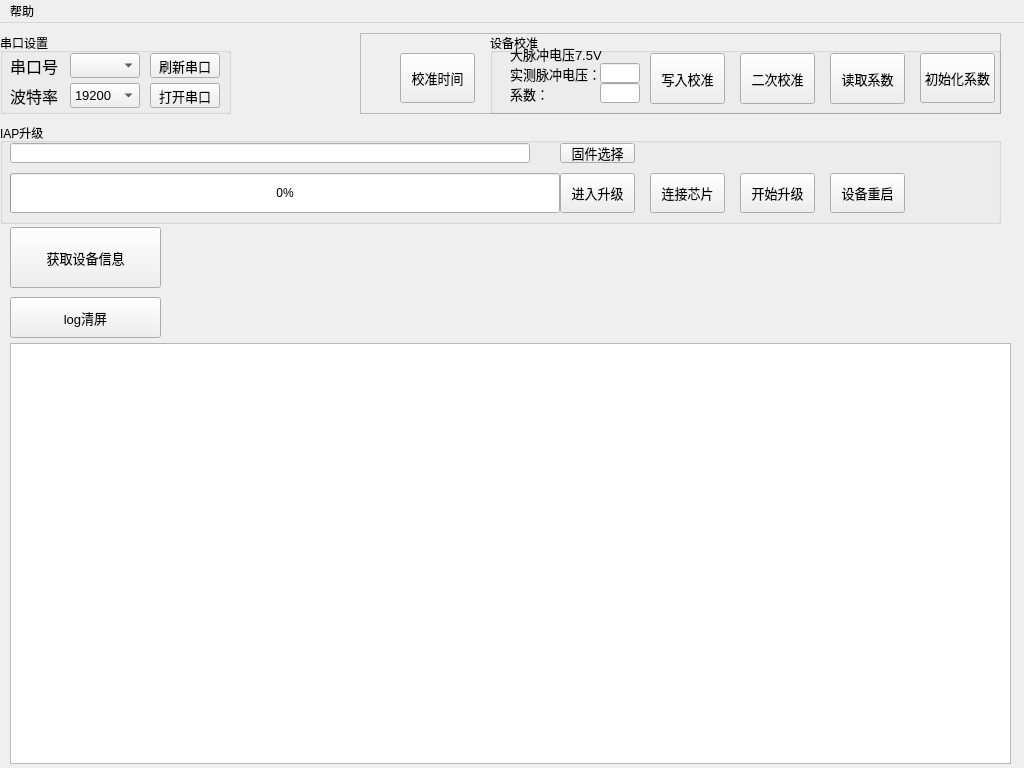
Before: the Qt Designer form mcu_iap/mainwindow.ui in freeman-m/mcu_iap_tool, drawn with Qt 5.
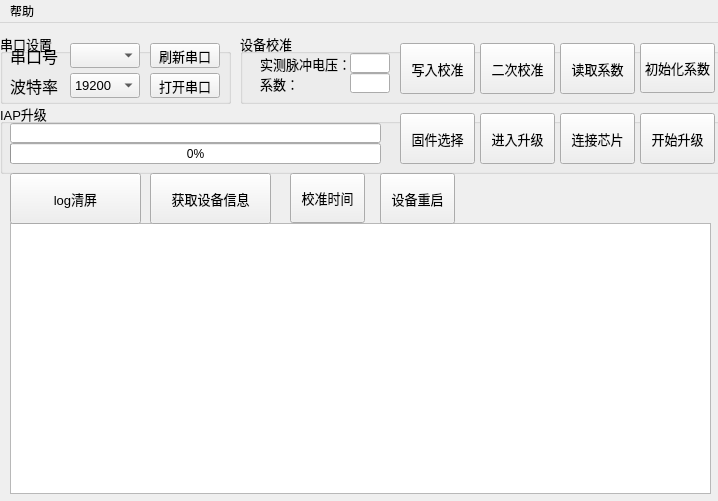
After: the same form once the commit is applied.

Commit message: 更新布局，增加写入校准时自动清除日志

What changed in the file:
```diff
--- a/mcu_iap/mainwindow.ui
+++ b/mcu_iap/mainwindow.ui
@@ -6,8 +6,8 @@
    <rect>
     <x>0</x>
     <y>0</y>
-    <width>1024</width>
-    <height>768</height>
+    <width>718</width>
+    <height>501</height>
    </rect>
   </property>
   <property name="windowTitle">
@@ -18,7 +18,7 @@
     <property name="geometry">
      <rect>
       <x>10</x>
-      <y>30</y>
+      <y>20</y>
       <width>54</width>
       <height>25</height>
      </rect>
@@ -36,7 +36,7 @@
     <property name="geometry">
      <rect>
       <x>10</x>
-      <y>60</y>
+      <y>50</y>
       <width>54</width>
       <height>25</height>
      </rect>
@@ -54,7 +54,7 @@
     <property name="geometry">
      <rect>
       <x>70</x>
-      <y>30</y>
+      <y>20</y>
       <width>70</width>
       <height>25</height>
      </rect>
@@ -69,7 +69,7 @@
     <property name="geometry">
      <rect>
       <x>70</x>
-      <y>60</y>
+      <y>50</y>
       <width>70</width>
       <height>25</height>
      </rect>
@@ -102,7 +102,7 @@
     <property name="geometry">
      <rect>
       <x>150</x>
-      <y>60</y>
+      <y>50</y>
       <width>70</width>
       <height>25</height>
      </rect>
@@ -120,19 +120,19 @@
     <property name="geometry">
      <rect>
       <x>10</x>
-      <y>320</y>
-      <width>1001</width>
-      <height>421</height>
+      <y>200</y>
+      <width>701</width>
+      <height>271</height>
      </rect>
     </property>
    </widget>
    <widget class="QPushButton" name="pushButton_select_file">
     <property name="geometry">
      <rect>
-      <x>560</x>
-      <y>120</y>
+      <x>400</x>
+      <y>90</y>
       <width>75</width>
-      <height>20</height>
+      <height>51</height>
      </rect>
     </property>
     <property name="font">
@@ -148,19 +148,24 @@
     <property name="geometry">
      <rect>
       <x>10</x>
-      <y>120</y>
-      <width>520</width>
+      <y>100</y>
+      <width>371</width>
       <height>20</height>
      </rect>
     </property>
+    <property name="font">
+     <font>
+      <pointsize>10</pointsize>
+     </font>
+    </property>
    </widget>
    <widget class="QProgressBar" name="progressBar">
     <property name="geometry">
      <rect>
       <x>10</x>
-      <y>150</y>
-      <width>550</width>
-      <height>40</height>
+      <y>120</y>
+      <width>371</width>
+      <height>21</height>
      </rect>
     </property>
     <property name="value">
@@ -171,7 +176,7 @@
     <property name="geometry">
      <rect>
       <x>150</x>
-      <y>30</y>
+      <y>20</y>
       <width>70</width>
       <height>25</height>
      </rect>
@@ -191,36 +196,131 @@
       <x>0</x>
       <y>10</y>
       <width>231</width>
-      <height>81</height>
+      <height>71</height>
      </rect>
     </property>
+    <property name="font">
+     <font>
+      <pointsize>10</pointsize>
+     </font>
+    </property>
     <property name="title">
      <string>串口设置</string>
     </property>
    </widget>
-   <widget class="QFrame" name="frame">
-    <property name="enabled">
-     <bool>true</bool>
+   <widget class="QPushButton" name="pushButton_log_clear">
+    <property name="geometry">
+     <rect>
+      <x>10</x>
+      <y>150</y>
+      <width>131</width>
+      <height>51</height>
+     </rect>
     </property>
+    <property name="font">
+     <font>
+      <pointsize>10</pointsize>
+     </font>
+    </property>
+    <property name="text">
+     <string>log清屏</string>
+    </property>
+   </widget>
+   <widget class="QGroupBox" name="groupBox_3">
     <property name="geometry">
      <rect>
-      <x>360</x>
+      <x>0</x>
+      <y>80</y>
+      <width>721</width>
+      <height>71</height>
+     </rect>
+    </property>
+    <property name="font">
+     <font>
+      <pointsize>10</pointsize>
+     </font>
+    </property>
+    <property name="title">
+     <string>IAP升级</string>
+    </property>
+    <widget class="QPushButton" name="pushButton_start_updata">
+     <property name="geometry">
+      <rect>
+       <x>640</x>
       <y>10</y>
-      <width>641</width>
-      <height>81</height>
-     </rect>
-    </property>
-    <property name="frameShape">
-     <enum>QFrame::StyledPanel</enum>
-    </property>
-    <property name="frameShadow">
-     <enum>QFrame::Raised</enum>
-    </property>
+       <width>75</width>
+       <height>51</height>
+      </rect>
+     </property>
+     <property name="font">
+      <font>
+       <pointsize>10</pointsize>
+      </font>
+     </property>
+     <property name="text">
+      <string>开始升级</string>
+     </property>
+    </widget>
+    <widget class="QPushButton" name="pushButton_connect_mcu">
+     <property name="geometry">
+      <rect>
+       <x>560</x>
+       <y>10</y>
+       <width>75</width>
+       <height>51</height>
+      </rect>
+     </property>
+     <property name="font">
+      <font>
+       <pointsize>10</pointsize>
+      </font>
+     </property>
+     <property name="text">
+      <string>连接芯片</string>
+     </property>
+    </widget>
+    <widget class="QPushButton" name="pushButton_reset_mcu_2">
+     <property name="geometry">
+      <rect>
+       <x>480</x>
+       <y>10</y>
+       <width>75</width>
+       <height>51</height>
+      </rect>
+     </property>
+     <property name="font">
+      <font>
+       <pointsize>10</pointsize>
+      </font>
+     </property>
+     <property name="text">
+      <string>进入升级</string>
+     </property>
+    </widget>
+   </widget>
+   <widget class="QPushButton" name="pushButton_get_info">
+    <property name="geometry">
+     <rect>
+      <x>150</x>
+      <y>150</y>
+      <width>121</width>
+      <height>51</height>
+     </rect>
+    </property>
+    <property name="font">
+     <font>
+      <pointsize>10</pointsize>
+     </font>
+    </property>
+    <property name="text">
+     <string>获取设备信息</string>
+    </property>
+   </widget>
     <widget class="QPushButton" name="pushButton_set_unixtime">
      <property name="geometry">
       <rect>
-       <x>40</x>
-       <y>20</y>
+      <x>290</x>
+      <y>150</y>
        <width>75</width>
        <height>50</height>
       </rect>
@@ -234,33 +334,20 @@
       <string>校准时间</string>
      </property>
     </widget>
-    <widget class="QLabel" name="label_3">
-     <property name="geometry">
-      <rect>
-       <x>150</x>
-       <y>10</y>
-       <width>121</width>
-       <height>21</height>
-      </rect>
-     </property>
-     <property name="font">
-      <font>
-       <pointsize>10</pointsize>
-      </font>
-     </property>
-     <property name="text">
-      <string>大脉冲电压7.5V</string>
-     </property>
-    </widget>
     <widget class="QGroupBox" name="groupBox_2">
      <property name="geometry">
       <rect>
-       <x>130</x>
-       <y>0</y>
-       <width>511</width>
-       <height>81</height>
-      </rect>
-     </property>
+      <x>240</x>
+      <y>10</y>
+      <width>481</width>
+      <height>71</height>
+     </rect>
+    </property>
+    <property name="font">
+     <font>
+      <pointsize>10</pointsize>
+     </font>
+    </property>
      <property name="title">
       <string>设备校准</string>
      </property>
@@ -268,7 +355,7 @@
       <property name="geometry">
        <rect>
         <x>20</x>
-        <y>30</y>
+       <y>20</y>
         <width>91</width>
         <height>21</height>
        </rect>
@@ -286,7 +373,7 @@
       <property name="geometry">
        <rect>
         <x>110</x>
-        <y>30</y>
+       <y>20</y>
         <width>40</width>
         <height>20</height>
        </rect>
@@ -299,7 +386,7 @@
       <property name="geometry">
        <rect>
         <x>20</x>
-        <y>50</y>
+       <y>40</y>
         <width>91</width>
         <height>21</height>
        </rect>
@@ -317,7 +404,7 @@
       <property name="geometry">
        <rect>
         <x>110</x>
-        <y>50</y>
+       <y>40</y>
         <width>40</width>
         <height>20</height>
        </rect>
@@ -329,8 +416,8 @@
      <widget class="QPushButton" name="pushButton_coeff_init">
       <property name="geometry">
        <rect>
-        <x>430</x>
-        <y>20</y>
+       <x>400</x>
+       <y>10</y>
         <width>75</width>
         <height>50</height>
        </rect>
@@ -348,7 +435,7 @@
       <property name="geometry">
        <rect>
         <x>160</x>
-        <y>20</y>
+       <y>10</y>
         <width>75</width>
         <height>51</height>
        </rect>
@@ -365,8 +452,8 @@
      <widget class="QPushButton" name="pushButton_read_calib">
       <property name="geometry">
        <rect>
-        <x>340</x>
-        <y>20</y>
+       <x>320</x>
+       <y>10</y>
         <width>75</width>
         <height>51</height>
        </rect>
@@ -383,8 +470,8 @@
      <widget class="QPushButton" name="pushButton_set_calib_2">
       <property name="geometry">
        <rect>
-        <x>250</x>
-        <y>20</y>
+       <x>240</x>
+       <y>10</y>
         <width>75</width>
         <height>51</height>
        </rect>
@@ -399,47 +486,16 @@
       </property>
      </widget>
     </widget>
-   </widget>
-   <widget class="QPushButton" name="pushButton_log_clear">
-    <property name="geometry">
-     <rect>
-      <x>10</x>
-      <y>274</y>
-      <width>151</width>
-      <height>41</height>
-     </rect>
-    </property>
-    <property name="font">
-     <font>
-      <pointsize>10</pointsize>
-     </font>
-    </property>
-    <property name="text">
-     <string>log清屏</string>
-    </property>
-   </widget>
-   <widget class="QGroupBox" name="groupBox_3">
-    <property name="geometry">
-     <rect>
-      <x>0</x>
-      <y>100</y>
-      <width>1001</width>
-      <height>101</height>
-     </rect>
-    </property>
-    <property name="title">
-     <string>IAP升级</string>
-    </property>
     <widget class="QPushButton" name="pushButton_reset_mcu">
      <property name="enabled">
       <bool>true</bool>
      </property>
      <property name="geometry">
       <rect>
-       <x>830</x>
-       <y>50</y>
+      <x>380</x>
+      <y>150</y>
        <width>75</width>
-       <height>40</height>
+      <height>51</height>
       </rect>
      </property>
      <property name="font">
@@ -451,79 +507,6 @@
       <string>设备重启</string>
      </property>
     </widget>
-    <widget class="QPushButton" name="pushButton_start_updata">
-     <property name="geometry">
-      <rect>
-       <x>740</x>
-       <y>50</y>
-       <width>75</width>
-       <height>40</height>
-      </rect>
-     </property>
-     <property name="font">
-      <font>
-       <pointsize>10</pointsize>
-      </font>
-     </property>
-     <property name="text">
-      <string>开始升级</string>
-     </property>
-    </widget>
-    <widget class="QPushButton" name="pushButton_connect_mcu">
-     <property name="geometry">
-      <rect>
-       <x>650</x>
-       <y>50</y>
-       <width>75</width>
-       <height>40</height>
-      </rect>
-     </property>
-     <property name="font">
-      <font>
-       <pointsize>10</pointsize>
-      </font>
-     </property>
-     <property name="text">
-      <string>连接芯片</string>
-     </property>
-    </widget>
-    <widget class="QPushButton" name="pushButton_reset_mcu_2">
-     <property name="geometry">
-      <rect>
-       <x>560</x>
-       <y>50</y>
-       <width>75</width>
-       <height>40</height>
-      </rect>
-     </property>
-     <property name="font">
-      <font>
-       <pointsize>10</pointsize>
-      </font>
-     </property>
-     <property name="text">
-      <string>进入升级</string>
-     </property>
-    </widget>
-   </widget>
-   <widget class="QPushButton" name="pushButton_get_info">
-    <property name="geometry">
-     <rect>
-      <x>10</x>
-      <y>204</y>
-      <width>151</width>
-      <height>61</height>
-     </rect>
-    </property>
-    <property name="font">
-     <font>
-      <pointsize>10</pointsize>
-     </font>
-    </property>
-    <property name="text">
-     <string>获取设备信息</string>
-    </property>
-   </widget>
    <zorder>groupBox_3</zorder>
    <zorder>groupBox</zorder>
    <zorder>label</zorder>
@@ -537,15 +520,18 @@
    <zorder>progressBar</zorder>
    <zorder>pushButton_refresh</zorder>
    <zorder>pushButton_log_clear</zorder>
-   <zorder>frame</zorder>
    <zorder>pushButton_get_info</zorder>
+   <zorder>pushButton_set_unixtime</zorder>
+   <zorder>pushButton_set_unixtime</zorder>
+   <zorder>groupBox_2</zorder>
+   <zorder>pushButton_reset_mcu</zorder>
   </widget>
   <widget class="QMenuBar" name="menuBar">
    <property name="geometry">
     <rect>
      <x>0</x>
      <y>0</y>
-     <width>1024</width>
+     <width>718</width>
      <height>23</height>
     </rect>
    </property>
```
Lines whose indentation alone changed are shown as unchanged. The commit also changes 5 other files.
